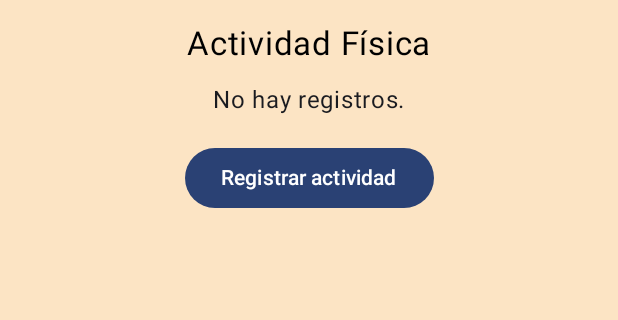
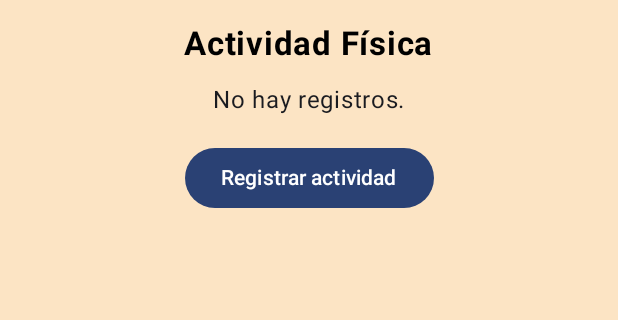
Before and after one commit to hugovidal04/PetsApp, an Android app built with Jetpack Compose: the PhysicalActivityScreen screen opened through its navigation route, on a phone screen of 412 x 824 dp, the part 96-416 px from its top. Run offline under Robolectric (Android 15) with nearby library versions, the phone set to English and light mode, and no system bars; our stand-ins replace Firebase (no records; nobody signed in at launch, a user with empty details on screens opened directly).

Commit message:
Añade grosor al título de actividad física

```diff
--- a/app/src/main/java/com/example/petsapp/presentation/physicalActivity/PhysicalActivityScreen.kt
+++ b/app/src/main/java/com/example/petsapp/presentation/physicalActivity/PhysicalActivityScreen.kt
@@ -19,6 +19,7 @@ import androidx.compose.runtime.remember
 import androidx.compose.runtime.setValue
 import androidx.compose.ui.Alignment
 import androidx.compose.ui.Modifier
+import androidx.compose.ui.text.font.FontWeight
 import androidx.compose.ui.unit.dp
 import androidx.compose.ui.unit.sp
 import androidx.lifecycle.viewmodel.compose.viewModel
@@ -48,7 +49,7 @@ fun PhysicalActivityScreen(
                 .verticalScroll(rememberScrollState()),
             horizontalAlignment = Alignment.CenterHorizontally
         ) {
-            Text("Actividad Física", fontSize = 22.sp, color = ColorTexto)
+            Text("Actividad Física", fontSize = 22.sp, color = ColorTexto, fontWeight = FontWeight.Bold)
 
             Spacer(Modifier.height(12.dp))
 
```
